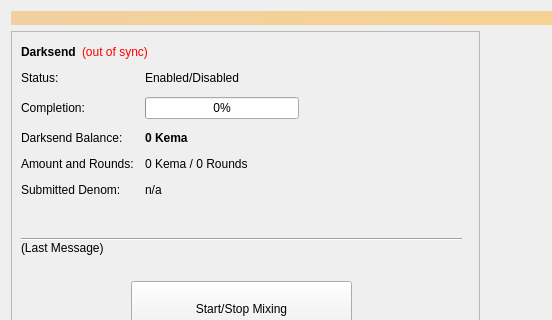
wmcorless/kema, file src/qt/forms/coinmix.ui: the form before one commit; both pictures show x 0 to 552 and y 0 to 320 of the 960 by 615 pixel window.
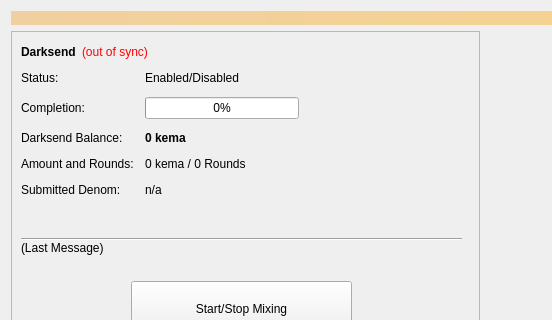
The form after the commit.

```diff
--- a/src/qt/forms/coinmix.ui
+++ b/src/qt/forms/coinmix.ui
@@ -119,7 +119,7 @@
               </font>
              </property>
              <property name="text">
-              <string notr="true">0 Kema</string>
+              <string notr="true">0 kema</string>
              </property>
             </widget>
            </item>
@@ -133,7 +133,7 @@
            <item row="3" column="1">
             <widget class="QLabel" name="labelAmountRounds">
              <property name="text">
-              <string>0 Kema / 0 Rounds</string>
+              <string>0 kema / 0 Rounds</string>
              </property>
             </widget>
            </item>
```
Left out of the diff: 2 changed lines with no effect on the pictures.
